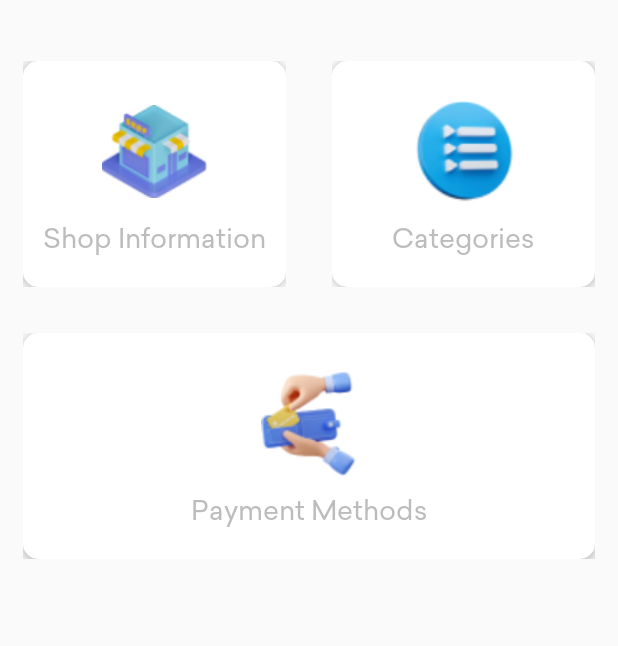
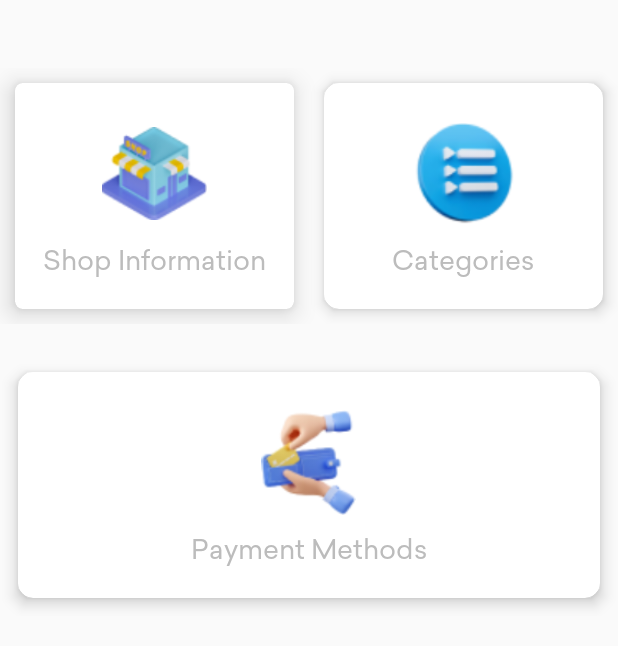
Before and after one commit to yogesh67gurjar/POS, an Android app: the layout activity_settings.xml on its own in the app's theme, with its tools: preview values and no code run, on a phone screen of 412 x 824 dp. Shown: the top 646 px of the screen. Run offline under Robolectric (Android 15) with nearby library versions, the phone set to English and light mode, and no system bars.

Commit message:
POS done

```diff
--- a/app/src/main/AndroidManifest.xml
+++ b/app/src/main/AndroidManifest.xml
@@ -2,6 +2,7 @@
 <manifest xmlns:android="http://schemas.android.com/apk/res/android"
     package="com.app.superpos">
 
+    <uses-permission android:name="android.permission.BLUETOOTH_SCAN" />
     <uses-permission android:name="android.permission.INTERNET" />
     <uses-permission android:name="android.permission.READ_EXTERNAL_STORAGE" />
     <uses-permission android:name="android.permission.WRITE_EXTERNAL_STORAGE" />
@@ -12,6 +13,7 @@
     <uses-feature android:name="android.hardware.camera.autofocus" />
 
     <uses-permission android:name="android.permission.BLUETOOTH" />
+    <uses-permission android:name="android.permission.BLUETOOTH_CONNECT"/>
     <uses-permission android:name="android.permission.BLUETOOTH_ADMIN" />
 
     <application
--- a/app/src/main/java/com/app/superpos/HomeActivity.java
+++ b/app/src/main/java/com/app/superpos/HomeActivity.java
@@ -210,7 +210,7 @@ public class HomeActivity extends BaseActivity {
                     .withTitle(getString(R.string.logout))
                     .withMessage(R.string.want_to_logout_from_app)
                     .withEffect(Slidetop)
-                    .withDialogColor("#43a047") //use color code for dialog
+                    .withDialogColor("#1d97e6") //use color code for dialog
                     .withButton1Text(getString(R.string.yes))
                     .withButton2Text(getString(R.string.cancel))
                     .setButton1Click(new View.OnClickListener() {
--- a/app/src/main/java/com/app/superpos/adapter/CustomerAdapter.java
+++ b/app/src/main/java/com/app/superpos/adapter/CustomerAdapter.java
@@ -90,7 +90,7 @@ public class CustomerAdapter extends RecyclerView.Adapter<CustomerAdapter.MyView
                         .withTitle(context.getString(R.string.delete))
                         .withMessage(context.getString(R.string.want_to_delete_customer))
                         .withEffect(Slidetop)
-                        .withDialogColor("#43a047") //use color code for dialog
+                        .withDialogColor("#1D97E6") //use color code for dialog
                         .withButton1Text(context.getString(R.string.yes))
                         .withButton2Text(context.getString(R.string.cancel))
                         .setButton1Click(new View.OnClickListener() {
--- a/app/src/main/java/com/app/superpos/adapter/ExpenseAdapter.java
+++ b/app/src/main/java/com/app/superpos/adapter/ExpenseAdapter.java
@@ -90,7 +90,7 @@ public class ExpenseAdapter extends RecyclerView.Adapter<ExpenseAdapter.MyViewHo
                         .withTitle(context.getString(R.string.delete))
                         .withMessage(context.getString(R.string.want_to_delete_expense))
                         .withEffect(Slidetop)
-                        .withDialogColor("#43a047") //use color code for dialog
+                        .withDialogColor("#1d97e6") //use color code for dialog
                         .withButton1Text(context.getString(R.string.yes))
                         .withButton2Text(context.getString(R.string.cancel))
                         .setButton1Click(new View.OnClickListener() {
--- a/app/src/main/java/com/app/superpos/adapter/OrderAdapter.java
+++ b/app/src/main/java/com/app/superpos/adapter/OrderAdapter.java
@@ -105,7 +105,7 @@ public class OrderAdapter extends RecyclerView.Adapter<OrderAdapter.MyViewHolder
                         .withTitle(context.getString(R.string.delete))
                         .withMessage(context.getString(R.string.want_to_delete_order))
                         .withEffect(Slidetop)
-                        .withDialogColor("#43a047") //use color code for dialog
+                        .withDialogColor("#1d97e6") //use color code for dialog
                         .withButton1Text(context.getString(R.string.yes))
                         .withButton2Text(context.getString(R.string.cancel))
                         .setButton1Click(new View.OnClickListener() {
--- a/app/src/main/java/com/app/superpos/adapter/PaymentMethodAdapter.java
+++ b/app/src/main/java/com/app/superpos/adapter/PaymentMethodAdapter.java
@@ -77,7 +77,7 @@ public class PaymentMethodAdapter extends RecyclerView.Adapter<PaymentMethodAdap
                         .withTitle(context.getString(R.string.delete))
                         .withMessage(context.getString(R.string.want_to_delete))
                         .withEffect(Slidetop)
-                        .withDialogColor("#43a047") //use color code for dialog
+                        .withDialogColor("#1d97e6") //use color code for dialog
                         .withButton1Text(context.getString(R.string.yes))
                         .withButton2Text(context.getString(R.string.cancel))
                         .setButton1Click(new View.OnClickListener() {
--- a/app/src/main/java/com/app/superpos/adapter/ProductAdapter.java
+++ b/app/src/main/java/com/app/superpos/adapter/ProductAdapter.java
@@ -109,7 +109,7 @@ public class ProductAdapter extends RecyclerView.Adapter<ProductAdapter.MyViewHo
                         .withTitle(context.getString(R.string.delete))
                         .withMessage(context.getString(R.string.want_to_delete_product))
                         .withEffect(Slidetop)
-                        .withDialogColor("#43a047") //use color code for dialog
+                        .withDialogColor("#1d97e6") //use color code for dialog
                         .withButton1Text(context.getString(R.string.yes))
                         .withButton2Text(context.getString(R.string.cancel))
                         .setButton1Click(new View.OnClickListener() {
--- a/app/src/main/java/com/app/superpos/adapter/SupplierAdapter.java
+++ b/app/src/main/java/com/app/superpos/adapter/SupplierAdapter.java
@@ -92,7 +92,7 @@ public class SupplierAdapter extends RecyclerView.Adapter<SupplierAdapter.MyView
                         .withTitle(context.getString(R.string.delete))
                         .withMessage(context.getString(R.string.want_to_delete_supplier))
                         .withEffect(Slidetop)
-                        .withDialogColor("#43a047") //use color code for dialog
+                        .withDialogColor("#1d97e6") //use color code for dialog
                         .withButton1Text(context.getString(R.string.yes))
                         .withButton2Text(context.getString(R.string.cancel))
                         .setButton1Click(v1 -> {
--- a/app/src/main/java/com/app/superpos/orders/OrderDetailsActivity.java
+++ b/app/src/main/java/com/app/superpos/orders/OrderDetailsActivity.java
@@ -136,8 +136,6 @@ public class OrderDetailsActivity extends BaseActivity {
 
         getSupportActionBar().setTitle(Html.fromHtml("<font color=\"#FFFFFF\">" + getString(R.string.order_details) + "</font>"));
         getSupportActionBar().setBackgroundDrawable(getResources().getDrawable(R.drawable.gradiant_flotting_btn));
-
-
 
 
         // set a GridLayoutManager with default vertical orientation and 3 number of columns
--- a/app/src/main/res/layout/activity_settings.xml
+++ b/app/src/main/res/layout/activity_settings.xml
@@ -17,33 +17,37 @@
         <LinearLayout
             android:layout_width="match_parent"
             android:layout_height="match_parent"
+            android:background="#00FFFFFF"
             android:orientation="vertical">
 
             <LinearLayout
                 android:layout_width="match_parent"
+                android:background="#00FFFFFF"
+                android:paddingVertical="20dp"
                 android:layout_height="match_parent"
                 android:orientation="horizontal"
                 android:weightSum="2">
 
-                <LinearLayout
-                    android:layout_width="match_parent"
-                    android:layout_height="match_parent"
-                    android:layout_margin="15dp"
-                    android:layout_weight="1"
-                    android:gravity="center"
-                    android:orientation="vertical">
+                <!--                <LinearLayout-->
+                <!--                    android:layout_width="match_parent"-->
+                <!--                    android:layout_height="match_parent"-->
+                <!--                    android:layout_margin="15dp"-->
+                <!--                    android:layout_weight="1"-->
+                <!--                    android:gravity="center"-->
+                <!--                    android:orientation="vertical">-->
 
                 <androidx.cardview.widget.CardView
                     android:id="@+id/card_shop_info"
                     android:layout_width="match_parent"
                     android:layout_height="match_parent"
+                    android:layout_margin="10dp"
                     android:layout_below="@+id/txt_message"
-                        android:background="#FFFFFF"
+                    android:layout_weight="1"
+                    android:layout_marginEnd="5dp"
                     android:foreground="?android:attr/selectableItemBackground"
                     android:theme="@style/ThemeOverlay.AppCompat.Light"
-                        app:cardBackgroundColor="@android:color/white"
-                        app:cardCornerRadius="10dp"
-                        app:cardElevation="6dp"
+                    app:cardCornerRadius="5dp"
+                    app:cardElevation="10dp"
                     app:layout_collapseMode="pin">
 
                     <RelativeLayout
@@ -79,20 +83,23 @@
                     </RelativeLayout>
                 </androidx.cardview.widget.CardView>
 
-                </LinearLayout>
+                <!--                </LinearLayout>-->
 
-                <LinearLayout
-                    android:layout_width="match_parent"
-                    android:layout_height="match_parent"
-                    android:layout_margin="15dp"
-                    android:layout_weight="1"
-                    android:gravity="center"
-                    android:orientation="vertical">
+                <!--                <LinearLayout-->
+                <!--                    android:layout_width="match_parent"-->
+                <!--                    android:layout_height="match_parent"-->
+                <!--                    android:layout_margin="15dp"-->
+                <!--                    android:layout_weight="1"-->
+                <!--                    android:gravity="center"-->
+                <!--                    android:orientation="vertical">-->
 
                 <androidx.cardview.widget.CardView
                     android:id="@+id/card_category"
                     android:layout_width="match_parent"
                     android:layout_height="match_parent"
+                    android:layout_margin="10dp"
+                    android:layout_weight="1"
+                    android:layout_marginStart="5dp"
                     android:background="#FFFFFF"
                     android:foreground="?android:attr/selectableItemBackground"
                     android:theme="@style/ThemeOverlay.AppCompat.Light"
@@ -134,7 +141,7 @@
                     </RelativeLayout>
                 </androidx.cardview.widget.CardView>
 
-                </LinearLayout>
+                <!--                </LinearLayout>-->
 
             </LinearLayout>
 
@@ -143,20 +150,22 @@
                 android:layout_height="match_parent"
                 android:orientation="horizontal">
 
-                <LinearLayout
-                    android:layout_width="0dp"
-                    android:layout_height="match_parent"
-                    android:layout_margin="15dp"
-                    android:layout_marginLeft="15dp"
-                    android:layout_weight="1"
-                    android:gravity="center"
-                    android:orientation="vertical">
+<!--                <LinearLayout-->
+<!--                    android:layout_width="0dp"-->
+<!--                    android:layout_height="match_parent"-->
+<!--                    android:layout_margin="15dp"-->
+<!--                    android:layout_marginLeft="15dp"-->
+<!--                    android:layout_weight="1"-->
+<!--                    android:gravity="center"-->
+<!--                    android:orientation="vertical">-->
 
                     <androidx.cardview.widget.CardView
                         android:id="@+id/card_payment_method"
                         android:layout_width="match_parent"
                         android:layout_height="match_parent"
                         android:background="#FFFFFF"
+                        android:layout_weight="1"
+                        android:layout_margin="12dp"
                         android:foreground="?android:attr/selectableItemBackground"
                         android:theme="@style/ThemeOverlay.AppCompat.Light"
                         app:cardBackgroundColor="@android:color/white"
@@ -197,7 +206,7 @@
                         </RelativeLayout>
                     </androidx.cardview.widget.CardView>
 
-                </LinearLayout>
+<!--                </LinearLayout>-->
 
             </LinearLayout>
 
```
Also changed, not shown: app/src/main/java/com/app/superpos/bt_device/DeviceListActivity.java (+55 -2 lines), app/src/main/res/layout/activity_splash.xml (+84 -78 lines), app/src/main/res/layout/pos_product_item.xml (+13 -12 lines), app/src/main/res/drawable/splash_screen.png (added). Lines whose indentation alone changed are shown as unchanged.
